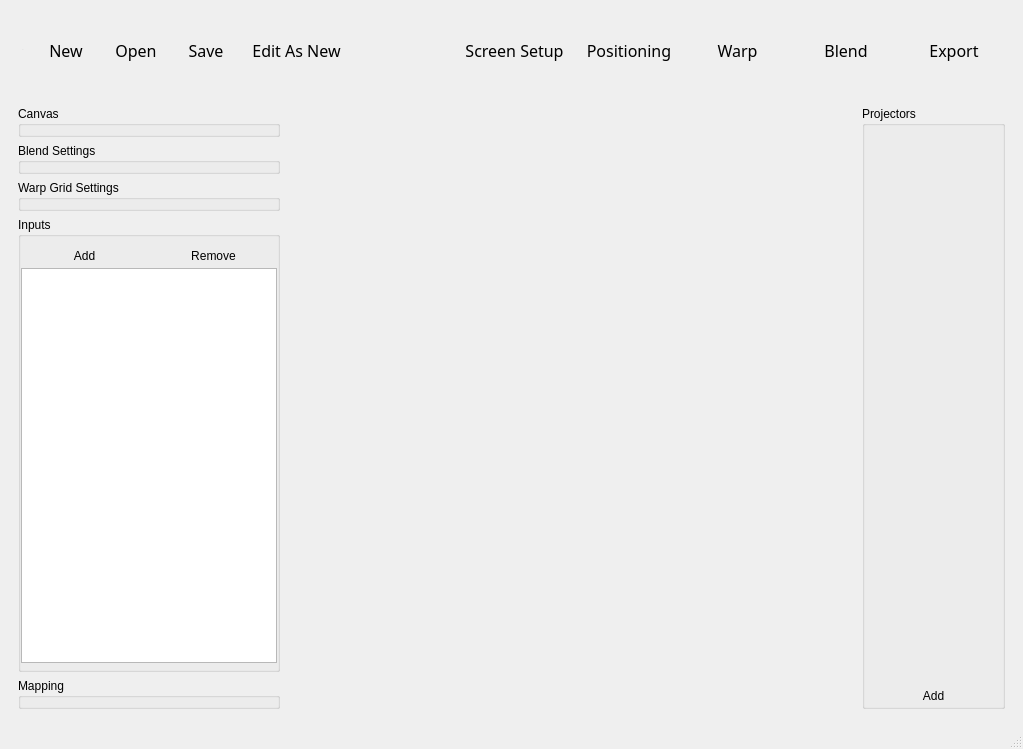
Before: the Qt Designer form src/app/ui/omni_ui_MainWindow.ui in WilstonOreo/omnidome, drawn with Qt 5.
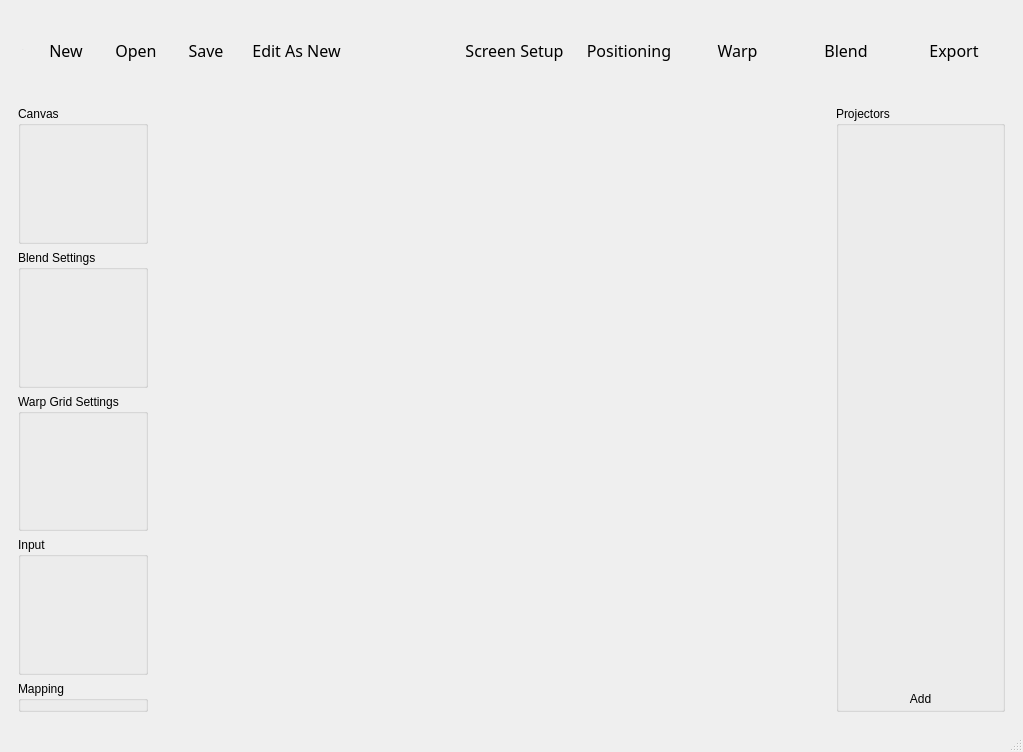
After: the same form once the commit is applied. Icons and pictures are not drawn. Custom widgets are drawn as their Qt base class.

What changed in the file:
```diff
--- a/src/app/ui/omni_ui_MainWindow.ui
+++ b/src/app/ui/omni_ui_MainWindow.ui
@@ -7,7 +7,7 @@
     <x>0</x>
     <y>0</y>
     <width>1023</width>
-    <height>749</height>
+    <height>752</height>
    </rect>
   </property>
   <property name="windowTitle">
@@ -381,104 +381,10 @@
            </widget>
           </item>
           <item>
-           <widget class="QGroupBox" name="grpInputs">
-            <property name="sizePolicy">
-             <sizepolicy hsizetype="Minimum" vsizetype="Expanding">
-              <horstretch>0</horstretch>
-              <verstretch>0</verstretch>
-             </sizepolicy>
-            </property>
-            <property name="maximumSize">
-             <size>
-              <width>300</width>
-              <height>16777215</height>
-             </size>
-            </property>
+           <widget class="omni::ui::Input" name="grpInputs">
             <property name="title">
-             <string>Inputs</string>
+             <string>Input</string>
             </property>
-            <layout class="QVBoxLayout" name="verticalLayout_13">
-             <property name="spacing">
-              <number>0</number>
-             </property>
-             <property name="leftMargin">
-              <number>0</number>
-             </property>
-             <property name="topMargin">
-              <number>6</number>
-             </property>
-             <property name="rightMargin">
-              <number>0</number>
-             </property>
-             <property name="bottomMargin">
-              <number>6</number>
-             </property>
-             <item>
-              <widget class="QFrame" name="frameAddRemoveImage">
-               <property name="sizePolicy">
-                <sizepolicy hsizetype="Minimum" vsizetype="Preferred">
-                 <horstretch>0</horstretch>
-                 <verstretch>0</verstretch>
-                </sizepolicy>
-               </property>
-               <layout class="QHBoxLayout" name="horizontalLayout_15">
-                <property name="leftMargin">
-                 <number>2</number>
-                </property>
-                <property name="topMargin">
-                 <number>2</number>
-                </property>
-                <property name="rightMargin">
-                 <number>2</number>
-                </property>
-                <property name="bottomMargin">
-                 <number>2</number>
-                </property>
-                <item>
-                 <widget class="QToolButton" name="btnAddInput">
-                  <property name="sizePolicy">
-                   <sizepolicy hsizetype="Expanding" vsizetype="Fixed">
-                    <horstretch>0</horstretch>
-                    <verstretch>0</verstretch>
-                   </sizepolicy>
-                  </property>
-                  <property name="text">
-                   <string>Add</string>
-                  </property>
-                  <property name="autoRaise">
-                   <bool>true</bool>
-                  </property>
-                 </widget>
-                </item>
-                <item>
-                 <widget class="QToolButton" name="btnRemoveInput">
-                  <property name="sizePolicy">
-                   <sizepolicy hsizetype="Expanding" vsizetype="Fixed">
-                    <horstretch>0</horstretch>
-                    <verstretch>0</verstretch>
-                   </sizepolicy>
-                  </property>
-                  <property name="text">
-                   <string>Remove</string>
-                  </property>
-                  <property name="popupMode">
-                   <enum>QToolButton::InstantPopup</enum>
-                  </property>
-                  <property name="autoRaise">
-                   <bool>true</bool>
-                  </property>
-                 </widget>
-                </item>
-               </layout>
-              </widget>
-             </item>
-             <item>
-              <widget class="QTreeView" name="inputList"/>
-             </item>
-             <item>
-              <widget class="QWidget" name="inputWidget" native="true"/>
-             </item>
-            </layout>
            </widget>
           </item>
           <item>
@@ -598,6 +504,12 @@
    <header location="global">omni/ui/Canvas.h</header>
    <container>1</container>
   </customwidget>
+  <customwidget>
+   <class>omni::ui::Input</class>
+   <extends>QGroupBox</extends>
+   <header>omni/ui/Input.h</header>
+   <container>1</container>
+  </customwidget>
  </customwidgets>
  <resources>
   <include location="../rc/ODM.qrc"/>
```
Left out of the diff: 1 changed line with no effect on the pictures.
